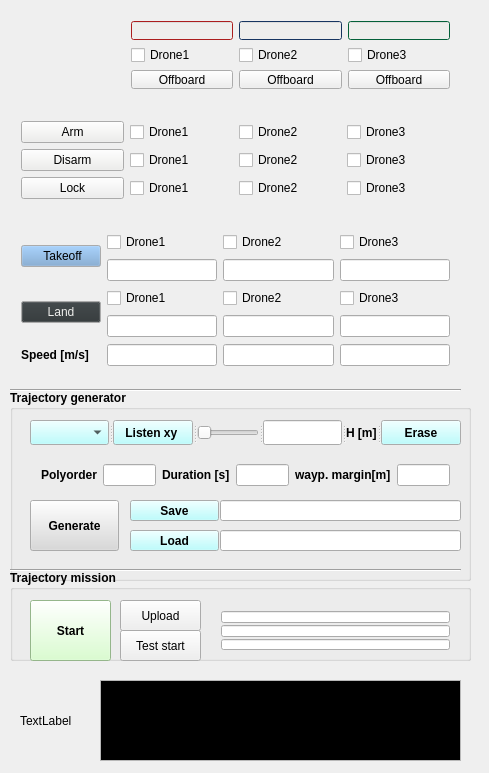
This is resource/gcs_widget/widget.ui in icsl-Jeon/px4_code2 as Qt 5 draws it before an edit. The edited form follows.
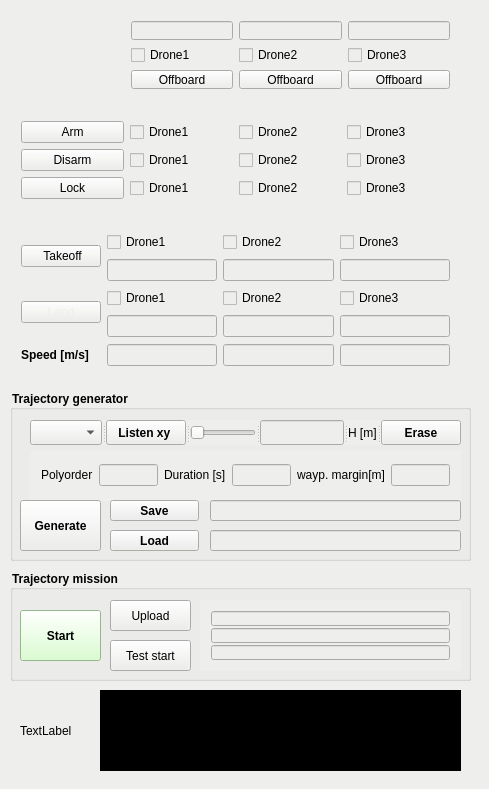
This is the edited form.

```diff
--- a/resource/gcs_widget/widget.ui
+++ b/resource/gcs_widget/widget.ui
@@ -7,12 +7,15 @@
     <x>0</x>
     <y>0</y>
     <width>489</width>
-    <height>773</height>
+    <height>789</height>
    </rect>
   </property>
   <property name="windowTitle">
    <string>Widget</string>
   </property>
+  <property name="styleSheet">
+   <string notr="true">background-color: rgb(238, 238, 236);</string>
+  </property>
   <widget class="QWidget" name="gridLayoutWidget_4">
    <property name="geometry">
     <rect>
@@ -42,6 +45,15 @@
       <property name="palette">
        <palette>
         <active>
+         <colorrole role="Button">
+          <brush brushstyle="SolidPattern">
+           <color alpha="255">
+            <red>238</red>
+            <green>238</green>
+            <blue>236</blue>
+           </color>
+          </brush>
+         </colorrole>
          <colorrole role="Base">
           <brush brushstyle="SolidPattern">
            <color alpha="255">
@@ -54,14 +66,23 @@
          <colorrole role="Window">
           <brush brushstyle="SolidPattern">
            <color alpha="255">
-            <red>5</red>
-            <green>135</green>
-            <blue>79</blue>
+            <red>238</red>
+            <green>238</green>
+            <blue>236</blue>
            </color>
           </brush>
          </colorrole>
         </active>
         <inactive>
+         <colorrole role="Button">
+          <brush brushstyle="SolidPattern">
+           <color alpha="255">
+            <red>238</red>
+            <green>238</green>
+            <blue>236</blue>
+           </color>
+          </brush>
+         </colorrole>
          <colorrole role="Base">
           <brush brushstyle="SolidPattern">
            <color alpha="255">
@@ -74,29 +95,38 @@
          <colorrole role="Window">
           <brush brushstyle="SolidPattern">
            <color alpha="255">
-            <red>5</red>
-            <green>135</green>
-            <blue>79</blue>
+            <red>238</red>
+            <green>238</green>
+            <blue>236</blue>
            </color>
           </brush>
          </colorrole>
         </inactive>
         <disabled>
+         <colorrole role="Button">
+          <brush brushstyle="SolidPattern">
+           <color alpha="255">
+            <red>238</red>
+            <green>238</green>
+            <blue>236</blue>
+           </color>
+          </brush>
+         </colorrole>
          <colorrole role="Base">
           <brush brushstyle="SolidPattern">
            <color alpha="255">
-            <red>5</red>
-            <green>135</green>
-            <blue>79</blue>
+            <red>238</red>
+            <green>238</green>
+            <blue>236</blue>
            </color>
           </brush>
          </colorrole>
          <colorrole role="Window">
           <brush brushstyle="SolidPattern">
            <color alpha="255">
-            <red>5</red>
-            <green>135</green>
-            <blue>79</blue>
+            <red>238</red>
+            <green>238</green>
+            <blue>236</blue>
            </color>
           </brush>
          </colorrole>
@@ -110,6 +140,15 @@
       <property name="palette">
        <palette>
         <active>
+         <colorrole role="Button">
+          <brush brushstyle="SolidPattern">
+           <color alpha="255">
+            <red>238</red>
+            <green>238</green>
+            <blue>236</blue>
+           </color>
+          </brush>
+         </colorrole>
          <colorrole role="Light">
           <brush brushstyle="SolidPattern">
            <color alpha="255">
@@ -131,14 +170,23 @@
          <colorrole role="Window">
           <brush brushstyle="SolidPattern">
            <color alpha="255">
-            <red>239</red>
-            <green>41</green>
-            <blue>41</blue>
+            <red>238</red>
+            <green>238</green>
+            <blue>236</blue>
            </color>
           </brush>
          </colorrole>
         </active>
         <inactive>
+         <colorrole role="Button">
+          <brush brushstyle="SolidPattern">
+           <color alpha="255">
+            <red>238</red>
+            <green>238</green>
+            <blue>236</blue>
+           </color>
+          </brush>
+         </colorrole>
          <colorrole role="Light">
           <brush brushstyle="SolidPattern">
            <color alpha="255">
@@ -160,14 +208,23 @@
          <colorrole role="Window">
           <brush brushstyle="SolidPattern">
            <color alpha="255">
-            <red>239</red>
-            <green>41</green>
-            <blue>41</blue>
+            <red>238</red>
+            <green>238</green>
+            <blue>236</blue>
            </color>
           </brush>
          </colorrole>
         </inactive>
         <disabled>
+         <colorrole role="Button">
+          <brush brushstyle="SolidPattern">
+           <color alpha="255">
+            <red>238</red>
+            <green>238</green>
+            <blue>236</blue>
+           </color>
+          </brush>
+         </colorrole>
          <colorrole role="Light">
           <brush brushstyle="SolidPattern">
            <color alpha="255">
@@ -180,18 +237,18 @@
          <colorrole role="Base">
           <brush brushstyle="SolidPattern">
            <color alpha="255">
-            <red>239</red>
-            <green>41</green>
-            <blue>41</blue>
+            <red>238</red>
+            <green>238</green>
+            <blue>236</blue>
            </color>
           </brush>
          </colorrole>
          <colorrole role="Window">
           <brush brushstyle="SolidPattern">
            <color alpha="255">
-            <red>239</red>
-            <green>41</green>
-            <blue>41</blue>
+            <red>238</red>
+            <green>238</green>
+            <blue>236</blue>
            </color>
           </brush>
          </colorrole>
@@ -212,6 +269,15 @@
       <property name="palette">
        <palette>
         <active>
+         <colorrole role="Button">
+          <brush brushstyle="SolidPattern">
+           <color alpha="255">
+            <red>238</red>
+            <green>238</green>
+            <blue>236</blue>
+           </color>
+          </brush>
+         </colorrole>
          <colorrole role="Base">
           <brush brushstyle="SolidPattern">
            <color alpha="255">
@@ -224,14 +290,23 @@
          <colorrole role="Window">
           <brush brushstyle="SolidPattern">
            <color alpha="255">
-            <red>32</red>
-            <green>74</green>
-            <blue>135</blue>
+            <red>238</red>
+            <green>238</green>
+            <blue>236</blue>
            </color>
           </brush>
          </colorrole>
         </active>
         <inactive>
+         <colorrole role="Button">
+          <brush brushstyle="SolidPattern">
+           <color alpha="255">
+            <red>238</red>
+            <green>238</green>
+            <blue>236</blue>
+           </color>
+          </brush>
+         </colorrole>
          <colorrole role="Base">
           <brush brushstyle="SolidPattern">
            <color alpha="255">
@@ -244,29 +319,38 @@
          <colorrole role="Window">
           <brush brushstyle="SolidPattern">
            <color alpha="255">
-            <red>32</red>
-            <green>74</green>
-            <blue>135</blue>
+            <red>238</red>
+            <green>238</green>
+            <blue>236</blue>
            </color>
           </brush>
          </colorrole>
         </inactive>
         <disabled>
+         <colorrole role="Button">
+          <brush brushstyle="SolidPattern">
+           <color alpha="255">
+            <red>238</red>
+            <green>238</green>
+            <blue>236</blue>
+           </color>
+          </brush>
+         </colorrole>
          <colorrole role="Base">
           <brush brushstyle="SolidPattern">
            <color alpha="255">
-            <red>32</red>
-            <green>74</green>
-            <blue>135</blue>
+            <red>238</red>
+            <green>238</green>
+            <blue>236</blue>
            </color>
           </brush>
          </colorrole>
          <colorrole role="Window">
           <brush brushstyle="SolidPattern">
            <color alpha="255">
-            <red>32</red>
-            <green>74</green>
-            <blue>135</blue>
+            <red>238</red>
+            <green>238</green>
+            <blue>236</blue>
            </color>
           </brush>
          </colorrole>
@@ -477,7 +561,7 @@
      <x>10</x>
      <y>390</y>
      <width>461</width>
-     <height>191</height>
+     <height>171</height>
     </rect>
    </property>
    <property name="palette">
@@ -486,9 +570,27 @@
       <colorrole role="Button">
        <brush brushstyle="SolidPattern">
         <color alpha="255">
-         <red>170</red>
-         <green>255</green>
-         <blue>255</blue>
+         <red>238</red>
+         <green>238</green>
+         <blue>236</blue>
+        </color>
+       </brush>
+      </colorrole>
+      <colorrole role="Base">
+       <brush brushstyle="SolidPattern">
+        <color alpha="255">
+         <red>238</red>
+         <green>238</green>
+         <blue>236</blue>
+        </color>
+       </brush>
+      </colorrole>
+      <colorrole role="Window">
+       <brush brushstyle="SolidPattern">
+        <color alpha="255">
+         <red>238</red>
+         <green>238</green>
+         <blue>236</blue>
         </color>
        </brush>
       </colorrole>
@@ -497,9 +599,27 @@
       <colorrole role="Button">
        <brush brushstyle="SolidPattern">
         <color alpha="255">
-         <red>170</red>
-         <green>255</green>
-         <blue>255</blue>
+         <red>238</red>
+         <green>238</green>
+         <blue>236</blue>
+        </color>
+       </brush>
+      </colorrole>
+      <colorrole role="Base">
+       <brush brushstyle="SolidPattern">
+        <color alpha="255">
+         <red>238</red>
+         <green>238</green>
+         <blue>236</blue>
+        </color>
+       </brush>
+      </colorrole>
+      <colorrole role="Window">
+       <brush brushstyle="SolidPattern">
+        <color alpha="255">
+         <red>238</red>
+         <green>238</green>
+         <blue>236</blue>
         </color>
        </brush>
       </colorrole>
@@ -508,9 +628,27 @@
       <colorrole role="Button">
        <brush brushstyle="SolidPattern">
         <color alpha="255">
-         <red>170</red>
-         <green>255</green>
-         <blue>255</blue>
+         <red>238</red>
+         <green>238</green>
+         <blue>236</blue>
+        </color>
+       </brush>
+      </colorrole>
+      <colorrole role="Base">
+       <brush brushstyle="SolidPattern">
+        <color alpha="255">
+         <red>238</red>
+         <green>238</green>
+         <blue>236</blue>
+        </color>
+       </brush>
+      </colorrole>
+      <colorrole role="Window">
+       <brush brushstyle="SolidPattern">
+        <color alpha="255">
+         <red>238</red>
+         <green>238</green>
+         <blue>236</blue>
         </color>
        </brush>
       </colorrole>
@@ -523,6 +661,10 @@
      <bold>true</bold>
     </font>
    </property>
+   <property name="styleSheet">
+    <string notr="true">border-color: rgb(136, 138, 133);
+</string>
+   </property>
    <property name="title">
     <string>Trajectory generator</string>
    </property>
@@ -607,9 +749,9 @@
    <widget class="QPushButton" name="pushButton_trajgen_generate">
     <property name="geometry">
      <rect>
-      <x>20</x>
+      <x>10</x>
       <y>110</y>
-      <width>89</width>
+      <width>81</width>
       <height>51</height>
      </rect>
     </property>
@@ -619,9 +761,27 @@
        <colorrole role="Button">
         <brush brushstyle="SolidPattern">
          <color alpha="255">
-          <red>217</red>
-          <green>217</green>
-          <blue>217</blue>
+          <red>238</red>
+          <green>238</green>
+          <blue>236</blue>
+         </color>
+        </brush>
+       </colorrole>
+       <colorrole role="Base">
+        <brush brushstyle="SolidPattern">
+         <color alpha="255">
+          <red>238</red>
+          <green>238</green>
+          <blue>236</blue>
+         </color>
+        </brush>
+       </colorrole>
+       <colorrole role="Window">
+        <brush brushstyle="SolidPattern">
+         <color alpha="255">
+          <red>238</red>
+          <green>238</green>
+          <blue>236</blue>
          </color>
         </brush>
        </colorrole>
@@ -630,9 +790,27 @@
        <colorrole role="Button">
         <brush brushstyle="SolidPattern">
          <color alpha="255">
-          <red>217</red>
-          <green>217</green>
-          <blue>217</blue>
+          <red>238</red>
+          <green>238</green>
+          <blue>236</blue>
+         </color>
+        </brush>
+       </colorrole>
+       <colorrole role="Base">
+        <brush brushstyle="SolidPattern">
+         <color alpha="255">
+          <red>238</red>
+          <green>238</green>
+          <blue>236</blue>
+         </color>
+        </brush>
+       </colorrole>
+       <colorrole role="Window">
+        <brush brushstyle="SolidPattern">
+         <color alpha="255">
+          <red>238</red>
+          <green>238</green>
+          <blue>236</blue>
          </color>
         </brush>
        </colorrole>
@@ -641,15 +819,39 @@
        <colorrole role="Button">
         <brush brushstyle="SolidPattern">
          <color alpha="255">
-          <red>217</red>
-          <green>217</green>
-          <blue>217</blue>
+          <red>238</red>
+          <green>238</green>
+          <blue>236</blue>
+         </color>
+        </brush>
+       </colorrole>
+       <colorrole role="Base">
+        <brush brushstyle="SolidPattern">
+         <color alpha="255">
+          <red>238</red>
+          <green>238</green>
+          <blue>236</blue>
+         </color>
+        </brush>
+       </colorrole>
+       <colorrole role="Window">
+        <brush brushstyle="SolidPattern">
+         <color alpha="255">
+          <red>238</red>
+          <green>238</green>
+          <blue>236</blue>
          </color>
         </brush>
        </colorrole>
       </disabled>
      </palette>
     </property>
+    <property name="font">
+     <font>
+      <weight>75</weight>
+      <bold>true</bold>
+     </font>
+    </property>
     <property name="text">
      <string>Generate</string>
     </property>
@@ -657,7 +859,7 @@
    <widget class="QPushButton" name="pushButton_trajgen_save">
     <property name="geometry">
      <rect>
-      <x>120</x>
+      <x>100</x>
       <y>110</y>
       <width>89</width>
       <height>21</height>
@@ -676,9 +878,9 @@
    <widget class="QLineEdit" name="lineEdit_trajgen_save_dir">
     <property name="geometry">
      <rect>
-      <x>210</x>
+      <x>200</x>
       <y>110</y>
-      <width>241</width>
+      <width>251</width>
       <height>21</height>
      </rect>
     </property>
@@ -720,9 +922,27 @@
         <colorrole role="Button">
          <brush brushstyle="SolidPattern">
           <color alpha="255">
-           <red>239</red>
-           <green>239</green>
-           <blue>239</blue>
+           <red>238</red>
+           <green>238</green>
+           <blue>236</blue>
+          </color>
+         </brush>
+        </colorrole>
+        <colorrole role="Base">
+         <brush brushstyle="SolidPattern">
+          <color alpha="255">
+           <red>238</red>
+           <green>238</green>
+           <blue>236</blue>
+          </color>
+         </brush>
+        </colorrole>
+        <colorrole role="Window">
+         <brush brushstyle="SolidPattern">
+          <color alpha="255">
+           <red>238</red>
+           <green>238</green>
+           <blue>236</blue>
           </color>
          </brush>
         </colorrole>
@@ -731,9 +951,27 @@
         <colorrole role="Button">
          <brush brushstyle="SolidPattern">
           <color alpha="255">
-           <red>239</red>
-           <green>239</green>
-           <blue>239</blue>
+           <red>238</red>
+           <green>238</green>
+           <blue>236</blue>
+          </color>
+         </brush>
+        </colorrole>
+        <colorrole role="Base">
+         <brush brushstyle="SolidPattern">
+          <color alpha="255">
+           <red>238</red>
+           <green>238</green>
+           <blue>236</blue>
+          </color>
+         </brush>
+        </colorrole>
+        <colorrole role="Window">
+         <brush brushstyle="SolidPattern">
+          <color alpha="255">
+           <red>238</red>
+           <green>238</green>
+           <blue>236</blue>
           </color>
          </brush>
         </colorrole>
@@ -742,9 +980,27 @@
         <colorrole role="Button">
          <brush brushstyle="SolidPattern">
           <color alpha="255">
-           <red>239</red>
-           <green>239</green>
-           <blue>239</blue>
+           <red>238</red>
+           <green>238</green>
+           <blue>236</blue>
+          </color>
+         </brush>
+        </colorrole>
+        <colorrole role="Base">
+         <brush brushstyle="SolidPattern">
+          <color alpha="255">
+           <red>238</red>
+           <green>238</green>
+           <blue>236</blue>
+          </color>
+         </brush>
+        </colorrole>
+        <colorrole role="Window">
+         <brush brushstyle="SolidPattern">
+          <color alpha="255">
+           <red>238</red>
+           <green>238</green>
+           <blue>236</blue>
           </color>
          </brush>
         </colorrole>
@@ -783,9 +1039,9 @@
    <widget class="QLineEdit" name="lineEdit_trajgen_load_dir">
     <property name="geometry">
      <rect>
-      <x>210</x>
+      <x>200</x>
       <y>140</y>
-      <width>241</width>
+      <width>251</width>
       <height>21</height>
      </rect>
     </property>
@@ -799,7 +1055,7 @@
    <widget class="QPushButton" name="pushButton_trajgen_load">
     <property name="geometry">
      <rect>
-      <x>120</x>
+      <x>100</x>
       <y>140</y>
       <width>89</width>
       <height>21</height>
@@ -815,35 +1071,12 @@
      <string>Load</string>
     </property>
    </widget>
-   <widget class="Line" name="line_2">
-    <property name="geometry">
-     <rect>
-      <x>0</x>
-      <y>170</y>
-      <width>451</width>
-      <height>20</height>
-     </rect>
-    </property>
-    <property name="orientation">
-     <enum>Qt::Horizontal</enum>
-    </property>
-   </widget>
-   <zorder>gridLayoutWidget_3</zorder>
-   <zorder>pushButton_trajgen_generate</zorder>
-   <zorder>pushButton_trajgen_save</zorder>
-   <zorder>lineEdit_trajgen_save_dir</zorder>
-   <zorder>splitter</zorder>
-   <zorder>lineEdit_trajgen_load_dir</zorder>
-   <zorder>pushButton_trajgen_load</zorder>
-   <zorder>line_2</zorder>
-   <zorder>groupBox_mission</zorder>
-   <zorder>groupBox_mission</zorder>
   </widget>
   <widget class="QLabel" name="label_makise">
    <property name="geometry">
     <rect>
      <x>20</x>
-     <y>680</y>
+     <y>690</y>
      <width>81</width>
      <height>81</height>
     </rect>
@@ -859,7 +1092,7 @@
    <property name="geometry">
     <rect>
      <x>100</x>
-     <y>680</y>
+     <y>690</y>
      <width>361</width>
      <height>81</height>
     </rect>
@@ -867,6 +1100,15 @@
    <property name="palette">
     <palette>
      <active>
+      <colorrole role="Button">
+       <brush brushstyle="SolidPattern">
+        <color alpha="255">
+         <red>0</red>
+         <green>0</green>
+         <blue>0</blue>
+        </color>
+       </brush>
+      </colorrole>
       <colorrole role="Text">
        <brush brushstyle="SolidPattern">
         <color alpha="255">
@@ -885,8 +1127,26 @@
         </color>
        </brush>
       </colorrole>
+      <colorrole role="Window">
+       <brush brushstyle="SolidPattern">
+        <color alpha="255">
+         <red>0</red>
+         <green>0</green>
+         <blue>0</blue>
+        </color>
+       </brush>
+      </colorrole>
      </active>
      <inactive>
+      <colorrole role="Button">
+       <brush brushstyle="SolidPattern">
+        <color alpha="255">
+         <red>0</red>
+         <green>0</green>
+         <blue>0</blue>
+        </color>
+       </brush>
+      </colorrole>
       <colorrole role="Text">
        <brush brushstyle="SolidPattern">
         <color alpha="255">
@@ -905,8 +1165,26 @@
         </color>
        </brush>
       </colorrole>
+      <colorrole role="Window">
+       <brush brushstyle="SolidPattern">
+        <color alpha="255">
+         <red>0</red>
+         <green>0</green>
+         <blue>0</blue>
+        </color>
+       </brush>
+      </colorrole>
      </inactive>
      <disabled>
+      <colorrole role="Button">
+       <brush brushstyle="SolidPattern">
+        <color alpha="255">
+         <red>0</red>
+         <green>0</green>
+         <blue>0</blue>
+        </color>
+       </brush>
+      </colorrole>
       <colorrole role="Text">
        <brush brushstyle="SolidPattern">
         <color alpha="255">
@@ -919,15 +1197,27 @@
       <colorrole role="Base">
        <brush brushstyle="SolidPattern">
         <color alpha="255">
-         <red>239</red>
-         <green>239</green>
-         <blue>239</blue>
+         <red>0</red>
+         <green>0</green>
+         <blue>0</blue>
+        </color>
+       </brush>
+      </colorrole>
+      <colorrole role="Window">
+       <brush brushstyle="SolidPattern">
+        <color alpha="255">
+         <red>0</red>
+         <green>0</green>
+         <blue>0</blue>
         </color>
        </brush>
       </colorrole>
      </disabled>
     </palette>
    </property>
+   <property name="styleSheet">
+    <string notr="true">background-color: rgb(0, 0, 0);</string>
+   </property>
   </widget>
   <widget class="QGroupBox" name="groupBox_mission">
    <property name="geometry">
@@ -935,7 +1225,7 @@
      <x>10</x>
      <y>570</y>
      <width>461</width>
-     <height>91</height>
+     <height>111</height>
     </rect>
    </property>
    <property name="font">
@@ -950,10 +1240,10 @@
    <widget class="QPushButton" name="pushButton_traj_start">
     <property name="geometry">
      <rect>
-      <x>20</x>
-      <y>30</y>
+      <x>10</x>
+      <y>40</y>
       <width>81</width>
-      <height>61</height>
+      <height>51</height>
      </rect>
     </property>
     <property name="palette">
@@ -1063,10 +1353,10 @@
    <widget class="QWidget" name="verticalLayoutWidget">
     <property name="geometry">
      <rect>
-      <x>200</x>
+      <x>190</x>
       <y>30</y>
-      <width>251</width>
-      <height>61</height>
+      <width>261</width>
+      <height>71</height>
      </rect>
     </property>
     <layout class="QVBoxLayout" name="verticalLayout">
@@ -1108,7 +1398,7 @@
    <widget class="QPushButton" name="pushButton_traj_upload">
     <property name="geometry">
      <rect>
-      <x>110</x>
+      <x>100</x>
       <y>30</y>
       <width>81</width>
       <height>31</height>
@@ -1127,8 +1417,8 @@
    <widget class="QPushButton" name="pushButton_trajgen_test">
     <property name="geometry">
      <rect>
-      <x>110</x>
-      <y>60</y>
+      <x>100</x>
+      <y>70</y>
       <width>81</width>
       <height>31</height>
      </rect>
@@ -1207,9 +1497,27 @@
          <colorrole role="Button">
           <brush brushstyle="SolidPattern">
            <color alpha="255">
-            <red>114</red>
-            <green>159</green>
-            <blue>207</blue>
+            <red>238</red>
+            <green>238</green>
+            <blue>236</blue>
+           </color>
+          </brush>
+         </colorrole>
+         <colorrole role="Base">
+          <brush brushstyle="SolidPattern">
+           <color alpha="255">
+            <red>238</red>
+            <green>238</green>
+            <blue>236</blue>
+           </color>
+          </brush>
+         </colorrole>
+         <colorrole role="Window">
+          <brush brushstyle="SolidPattern">
+           <color alpha="255">
+            <red>238</red>
+            <green>238</green>
+            <blue>236</blue>
            </color>
           </brush>
          </colorrole>
@@ -1218,9 +1526,27 @@
          <colorrole role="Button">
           <brush brushstyle="SolidPattern">
            <color alpha="255">
-            <red>114</red>
-            <green>159</green>
-            <blue>207</blue>
+            <red>238</red>
+            <green>238</green>
+            <blue>236</blue>
+           </color>
+          </brush>
+         </colorrole>
+         <colorrole role="Base">
+          <brush brushstyle="SolidPattern">
+           <color alpha="255">
+            <red>238</red>
+            <green>238</green>
+            <blue>236</blue>
+           </color>
+          </brush>
+         </colorrole>
+         <colorrole role="Window">
+          <brush brushstyle="SolidPattern">
+           <color alpha="255">
+            <red>238</red>
+            <green>238</green>
+            <blue>236</blue>
            </color>
           </brush>
          </colorrole>
@@ -1229,9 +1555,27 @@
          <colorrole role="Button">
           <brush brushstyle="SolidPattern">
            <color alpha="255">
-            <red>114</red>
-            <green>159</green>
-            <blue>207</blue>
+            <red>238</red>
+            <green>238</green>
+            <blue>236</blue>
+           </color>
+          </brush>
+         </colorrole>
+         <colorrole role="Base">
+          <brush brushstyle="SolidPattern">
+           <color alpha="255">
+            <red>238</red>
+            <green>238</green>
+            <blue>236</blue>
+           </color>
+          </brush>
+         </colorrole>
+         <colorrole role="Window">
+          <brush brushstyle="SolidPattern">
+           <color alpha="255">
+            <red>238</red>
+            <green>238</green>
+            <blue>236</blue>
            </color>
           </brush>
          </colorrole>
@@ -1261,9 +1605,9 @@
          <colorrole role="Button">
           <brush brushstyle="SolidPattern">
            <color alpha="255">
-            <red>46</red>
-            <green>52</green>
-            <blue>54</blue>
+            <red>238</red>
+            <green>238</green>
+            <blue>236</blue>
            </color>
           </brush>
          </colorrole>
@@ -1276,14 +1620,32 @@
            </color>
           </brush>
          </colorrole>
+         <colorrole role="Base">
+          <brush brushstyle="SolidPattern">
+           <color alpha="255">
+            <red>238</red>
+            <green>238</green>
+            <blue>236</blue>
+           </color>
+          </brush>
+         </colorrole>
+         <colorrole role="Window">
+          <brush brushstyle="SolidPattern">
+           <color alpha="255">
+            <red>238</red>
+            <green>238</green>
+            <blue>236</blue>
+           </color>
+          </brush>
+         </colorrole>
         </active>
         <inactive>
          <colorrole role="Button">
           <brush brushstyle="SolidPattern">
            <color alpha="255">
-            <red>46</red>
-            <green>52</green>
-            <blue>54</blue>
+            <red>238</red>
+            <green>238</green>
+            <blue>236</blue>
            </color>
           </brush>
          </colorrole>
@@ -1296,14 +1658,32 @@
            </color>
           </brush>
          </colorrole>
+         <colorrole role="Base">
+          <brush brushstyle="SolidPattern">
+           <color alpha="255">
+            <red>238</red>
+            <green>238</green>
+            <blue>236</blue>
+           </color>
+          </brush>
+         </colorrole>
+         <colorrole role="Window">
+          <brush brushstyle="SolidPattern">
+           <color alpha="255">
+            <red>238</red>
+            <green>238</green>
+            <blue>236</blue>
+           </color>
+          </brush>
+         </colorrole>
         </inactive>
         <disabled>
          <colorrole role="Button">
           <brush brushstyle="SolidPattern">
            <color alpha="255">
-            <red>46</red>
-            <green>52</green>
-            <blue>54</blue>
+            <red>238</red>
+            <green>238</green>
+            <blue>236</blue>
            </color>
           </brush>
          </colorrole>
@@ -1316,6 +1696,24 @@
            </color>
           </brush>
          </colorrole>
+         <colorrole role="Base">
+          <brush brushstyle="SolidPattern">
+           <color alpha="255">
+            <red>238</red>
+            <green>238</green>
+            <blue>236</blue>
+           </color>
+          </brush>
+         </colorrole>
+         <colorrole role="Window">
+          <brush brushstyle="SolidPattern">
+           <color alpha="255">
+            <red>238</red>
+            <green>238</green>
+            <blue>236</blue>
+           </color>
+          </brush>
+         </colorrole>
         </disabled>
        </palette>
       </property>
@@ -1359,19 +1757,6 @@
     </item>
    </layout>
   </widget>
-  <widget class="Line" name="line_3">
-   <property name="geometry">
-    <rect>
-     <x>10</x>
-     <y>380</y>
-     <width>451</width>
-     <height>20</height>
-    </rect>
-   </property>
-   <property name="orientation">
-    <enum>Qt::Horizontal</enum>
-   </property>
-  </widget>
  </widget>
  <layoutdefault spacing="6" margin="11"/>
  <resources/>
```
Left out of the diff: 108 changed lines with no effect on the pictures.
